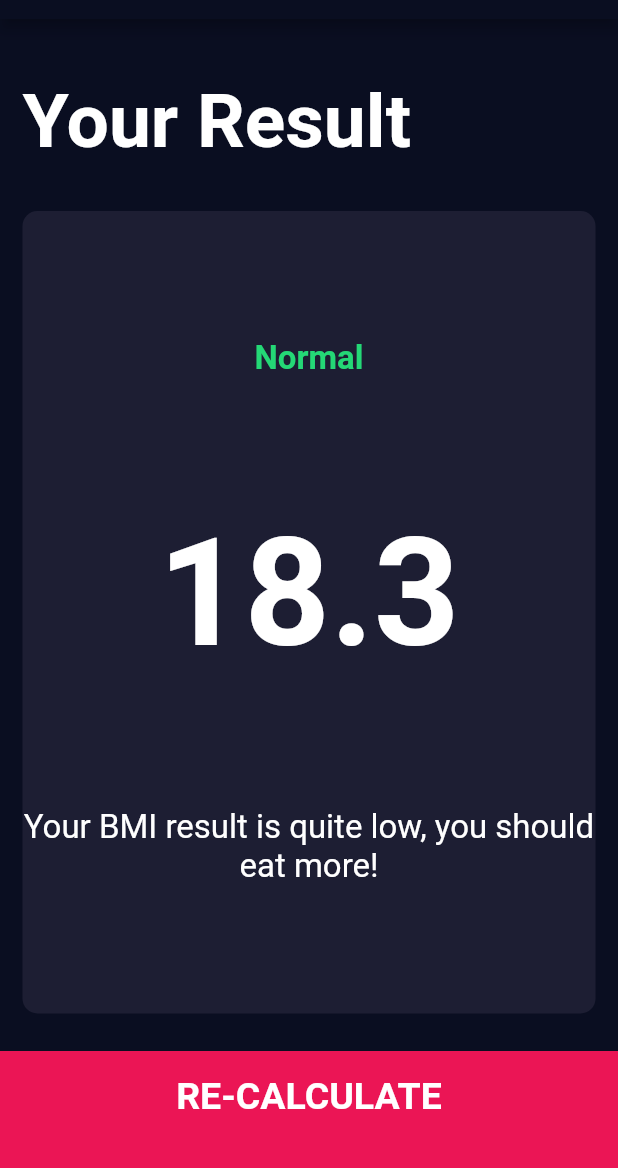
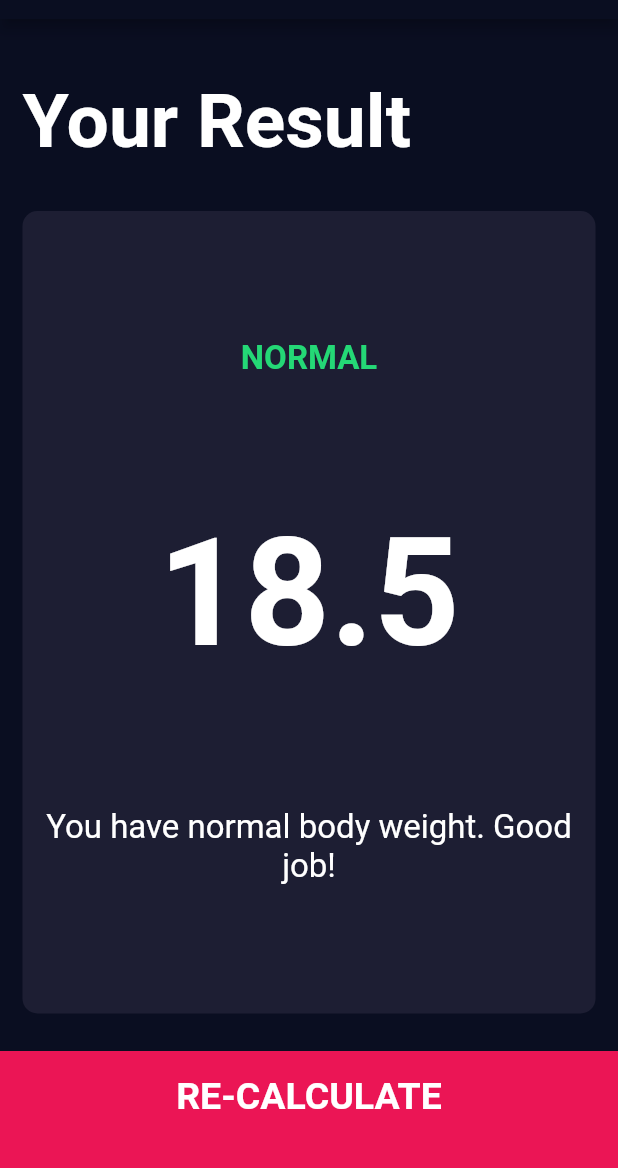
Before and after one commit to evaldasdoda/flutter-bmi-calc, a Flutter app: the screen it shows after launch, after a tap on "CALCULATE", on a phone screen of 412 x 824 dp, the part 65-1233 px from its top. Run offline on Flutter 3.47's test engine with Material 2 defaults, Android fonts, the phone set to English and light mode, and no system bars; our stand-ins replace font_awesome_flutter.

Commit message:
Last commit

```diff
--- /dev/null
+++ b/lib/calculator_brain.dart
@@ -0,0 +1,35 @@
+import 'dart:math';
+
+class CalculatorBrain {
+  CalculatorBrain({this.height, this.weight});
+
+  final int height;
+  final int weight;
+
+  double _bmi;
+
+  String calculateBMI() {
+    _bmi = weight / pow(height / 100, 2);
+    return _bmi.toStringAsFixed(1);
+  }
+
+  String getResult() {
+    if (_bmi >= 25) {
+      return 'Overweight';
+    } else if (_bmi > 18.5) {
+      return 'Normal';
+    } else {
+      return 'Underweight';
+    }
+  }
+
+  String getInterpretation() {
+    if (_bmi >= 25) {
+      return 'You have a higher than normal body weight. Try to exercise more.';
+    } else if (_bmi > 18.5) {
+      return 'You have normal body weight. Good job!';
+    } else {
+      return 'You have a lower than normal body weight. You can eat a bit more.';
+    }
+  }
+}
--- a/lib/screens/input_page.dart
+++ b/lib/screens/input_page.dart
@@ -7,6 +7,7 @@ import '../constants.dart';
 import 'result_page.dart';
 import '../components/bottom_button.dart';
 import '../components/round_icon_button.dart';
+import 'package:bmi_calculator/calculator_brain.dart';
 
 enum Gender {
   male,
@@ -214,11 +215,17 @@ class _InputPageState extends State<InputPage> {
           new BottomButton(
             buttomTitle: 'CALCULATE',
             onTap: () {
+              CalculatorBrain calc =
+                  CalculatorBrain(height: height, weight: weight);
               Navigator.push(
                 context,
                 MaterialPageRoute(
                   builder: (context) {
-                    return ResultsPage();
+                    return ResultsPage(
+                      bmiResult: calc.calculateBMI(),
+                      resultText: calc.getResult(),
+                      interpretation: calc.getInterpretation(),
+                    );
                   },
                 ),
               );
--- a/lib/screens/result_page.dart
+++ b/lib/screens/result_page.dart
@@ -5,6 +5,15 @@ import '../components/reusable_card.dart';
 import 'package:bmi_calculator/components/bottom_button.dart';
 
 class ResultsPage extends StatelessWidget {
+  ResultsPage(
+      {@required this.bmiResult,
+      @required this.resultText,
+      @required this.interpretation});
+
+  final String bmiResult;
+  final String resultText;
+  final String interpretation;
+
   @override
   Widget build(BuildContext context) {
     return Scaffold(
@@ -34,15 +43,15 @@ class ResultsPage extends StatelessWidget {
                 crossAxisAlignment: CrossAxisAlignment.center,
                 children: <Widget>[
                   Text(
-                    'Normal',
+                    resultText.toUpperCase(),
                     style: kResultTextStyle,
                   ),
                   Text(
-                    '18.3',
+                    bmiResult,
                     style: kBMITextStyle,
                   ),
                   Text(
-                    'Your BMI result is quite low, you should eat more!',
+                    interpretation,
                     textAlign: TextAlign.center,
                     style: kBodyTextStyle,
                   )
```
